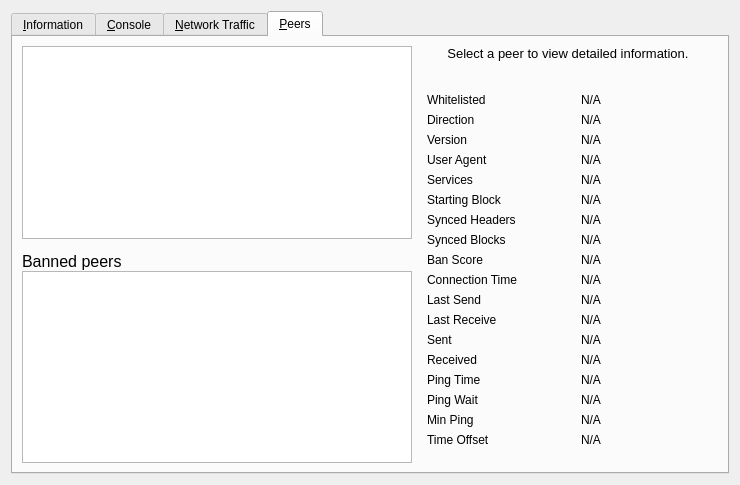
exosiscrypto/exosis, file src/qt/forms/debugwindow.ui: the form before one commit.
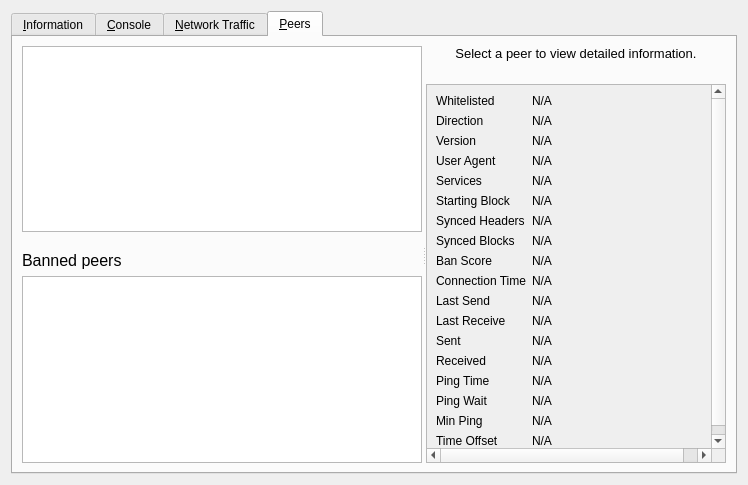
The form after the commit. The open tabs and pages were chosen to show the change. Icons and pictures are not drawn. Custom widgets are drawn as their Qt base class.

The edit to the form file:
```diff
--- a/src/qt/forms/debugwindow.ui
+++ b/src/qt/forms/debugwindow.ui
@@ -893,17 +893,31 @@
       <attribute name="title">
        <string>&amp;Peers</string>
       </attribute>
-      <layout class="QGridLayout" name="gridLayout_2">
-       <item row="0" column="0" rowspan="2">
-        <layout class="QVBoxLayout" name="verticalLayout_101">
-         <property name="spacing">
-          <number>0</number>
+      <layout class="QVBoxLayout" name="verticalLayout_6">
+       <item>
+        <widget class="QSplitter" name="splitter">
+         <property name="orientation">
+          <enum>Qt::Horizontal</enum>
          </property>
+         <property name="childrenCollapsible">
+          <bool>false</bool>
+         </property>
+         <widget class="QWidget" name="widget_1" native="true">
+          <property name="sizePolicy">
+           <sizepolicy hsizetype="MinimumExpanding" vsizetype="Preferred">
+            <horstretch>1</horstretch>
+            <verstretch>0</verstretch>
+           </sizepolicy>
+          </property>
+          <property name="minimumSize">
+           <size>
+            <width>400</width>
+            <height>0</height>
+           </size>
+          </property>
+          <layout class="QVBoxLayout" name="verticalLayout_7">
          <item>
           <widget class="QTableView" name="peerWidget">
-           <property name="horizontalScrollBarPolicy">
-            <enum>Qt::ScrollBarAsNeeded</enum>
-           </property>
            <property name="tabKeyNavigation">
             <bool>false</bool>
            </property>
@@ -925,7 +939,7 @@
            </property>
            <property name="minimumSize">
             <size>
-             <width>300</width>
+               <width>0</width>
              <height>32</height>
             </size>
            </property>
@@ -959,15 +973,6 @@
          </item>
          <item>
           <widget class="QTableView" name="banlistWidget">
-           <property name="sizePolicy">
-            <sizepolicy hsizetype="Expanding" vsizetype="Expanding">
-             <horstretch>0</horstretch>
-             <verstretch>0</verstretch>
-            </sizepolicy>
-           </property>
-           <property name="horizontalScrollBarPolicy">
-            <enum>Qt::ScrollBarAsNeeded</enum>
-           </property>
            <property name="tabKeyNavigation">
             <bool>false</bool>
            </property>
@@ -980,8 +985,22 @@
           </widget>
          </item>
         </layout>
-       </item>
-       <item row="0" column="1">
+         </widget>
+         <widget class="QWidget" name="widget_2" native="true">
+          <property name="sizePolicy">
+           <sizepolicy hsizetype="Minimum" vsizetype="Preferred">
+            <horstretch>0</horstretch>
+            <verstretch>0</verstretch>
+           </sizepolicy>
+          </property>
+          <property name="minimumSize">
+           <size>
+            <width>300</width>
+            <height>0</height>
+           </size>
+          </property>
+          <layout class="QVBoxLayout" name="verticalLayout_8">
+           <item>
         <widget class="QLabel" name="peerHeading">
          <property name="sizePolicy">
           <sizepolicy hsizetype="Preferred" vsizetype="Minimum">
@@ -991,7 +1010,7 @@
          </property>
          <property name="minimumSize">
           <size>
-           <width>300</width>
+               <width>0</width>
            <height>32</height>
           </size>
          </property>
@@ -1017,15 +1036,27 @@
          </property>
         </widget>
        </item>
-       <item row="1" column="1">
-        <widget class="QWidget" name="detailWidget" native="true">
+           <item>
+            <widget class="QScrollArea" name="scrollArea">
+             <property name="widgetResizable">
+              <bool>true</bool>
+             </property>
+             <widget class="QWidget" name="detailWidget">
+              <property name="geometry">
+               <rect>
+                <x>0</x>
+                <y>0</y>
+                <width>300</width>
+                <height>426</height>
+               </rect>
+              </property>
          <property name="minimumSize">
           <size>
            <width>300</width>
            <height>0</height>
           </size>
          </property>
-         <layout class="QGridLayout" name="gridLayout_3">
+              <layout class="QGridLayout" name="gridLayout_2" columnstretch="0,1">
           <item row="0" column="0">
            <widget class="QLabel" name="label_30">
             <property name="text">
@@ -1033,7 +1064,7 @@
             </property>
            </widget>
           </item>
-          <item row="0" column="2">
+               <item row="0" column="1">
            <widget class="QLabel" name="peerWhitelisted">
             <property name="cursor">
              <cursorShape>IBeamCursor</cursorShape>
@@ -1056,7 +1087,7 @@
             </property>
            </widget>
           </item>
-          <item row="1" column="2">
+               <item row="1" column="1">
            <widget class="QLabel" name="peerDirection">
             <property name="cursor">
              <cursorShape>IBeamCursor</cursorShape>
@@ -1079,7 +1110,7 @@
             </property>
            </widget>
           </item>
-          <item row="2" column="2">
+               <item row="2" column="1">
            <widget class="QLabel" name="peerVersion">
             <property name="cursor">
              <cursorShape>IBeamCursor</cursorShape>
@@ -1102,7 +1133,7 @@
             </property>
            </widget>
           </item>
-          <item row="3" column="2">
+               <item row="3" column="1">
            <widget class="QLabel" name="peerSubversion">
             <property name="cursor">
              <cursorShape>IBeamCursor</cursorShape>
@@ -1125,7 +1156,7 @@
             </property>
            </widget>
           </item>
-          <item row="4" column="2">
+               <item row="4" column="1">
            <widget class="QLabel" name="peerServices">
             <property name="cursor">
              <cursorShape>IBeamCursor</cursorShape>
@@ -1148,7 +1179,7 @@
             </property>
            </widget>
           </item>
-          <item row="5" column="2">
+               <item row="5" column="1">
            <widget class="QLabel" name="peerHeight">
             <property name="cursor">
              <cursorShape>IBeamCursor</cursorShape>
@@ -1171,7 +1202,7 @@
             </property>
            </widget>
           </item>
-          <item row="6" column="2">
+               <item row="6" column="1">
            <widget class="QLabel" name="peerSyncHeight">
             <property name="cursor">
              <cursorShape>IBeamCursor</cursorShape>
@@ -1194,7 +1225,7 @@
             </property>
            </widget>
           </item>
-          <item row="7" column="2">
+               <item row="7" column="1">
            <widget class="QLabel" name="peerCommonHeight">
             <property name="cursor">
              <cursorShape>IBeamCursor</cursorShape>
@@ -1217,7 +1248,7 @@
             </property>
            </widget>
           </item>
-          <item row="8" column="2">
+               <item row="8" column="1">
            <widget class="QLabel" name="peerBanScore">
             <property name="cursor">
              <cursorShape>IBeamCursor</cursorShape>
@@ -1240,7 +1271,7 @@
             </property>
            </widget>
           </item>
-          <item row="9" column="2">
+               <item row="9" column="1">
            <widget class="QLabel" name="peerConnTime">
             <property name="cursor">
              <cursorShape>IBeamCursor</cursorShape>
@@ -1263,7 +1294,7 @@
             </property>
            </widget>
           </item>
-          <item row="10" column="2">
+               <item row="10" column="1">
            <widget class="QLabel" name="peerLastSend">
             <property name="cursor">
              <cursorShape>IBeamCursor</cursorShape>
@@ -1286,7 +1317,7 @@
             </property>
            </widget>
           </item>
-          <item row="11" column="2">
+               <item row="11" column="1">
            <widget class="QLabel" name="peerLastRecv">
             <property name="cursor">
              <cursorShape>IBeamCursor</cursorShape>
@@ -1309,7 +1340,7 @@
             </property>
            </widget>
           </item>
-          <item row="12" column="2">
+               <item row="12" column="1">
            <widget class="QLabel" name="peerBytesSent">
             <property name="cursor">
              <cursorShape>IBeamCursor</cursorShape>
@@ -1332,7 +1363,7 @@
             </property>
            </widget>
           </item>
-          <item row="13" column="2">
+               <item row="13" column="1">
            <widget class="QLabel" name="peerBytesRecv">
             <property name="cursor">
              <cursorShape>IBeamCursor</cursorShape>
@@ -1355,7 +1386,7 @@
             </property>
            </widget>
           </item>
-          <item row="14" column="2">
+               <item row="14" column="1">
            <widget class="QLabel" name="peerPingTime">
             <property name="cursor">
              <cursorShape>IBeamCursor</cursorShape>
@@ -1381,7 +1412,7 @@
             </property>
            </widget>
           </item>
-          <item row="15" column="2">
+               <item row="15" column="1">
            <widget class="QLabel" name="peerPingWait">
             <property name="cursor">
              <cursorShape>IBeamCursor</cursorShape>
@@ -1404,7 +1435,7 @@
             </property>
            </widget>
           </item>
-          <item row="16" column="2">
+               <item row="16" column="1">
            <widget class="QLabel" name="peerMinPing">
             <property name="cursor">
              <cursorShape>IBeamCursor</cursorShape>
@@ -1427,7 +1458,7 @@
             </property>
            </widget>
           </item>
-          <item row="17" column="2">
+               <item row="17" column="1">
            <widget class="QLabel" name="timeoffset">
             <property name="cursor">
              <cursorShape>IBeamCursor</cursorShape>
@@ -1443,20 +1474,12 @@
             </property>
            </widget>
           </item>
-          <item row="18" column="1">
-           <spacer name="verticalSpacer_3">
-            <property name="orientation">
-             <enum>Qt::Vertical</enum>
-            </property>
-            <property name="sizeHint" stdset="0">
-             <size>
-              <width>20</width>
-              <height>40</height>
-             </size>
-            </property>
-           </spacer>
-          </item>
-         </layout>
+              </layout>
+             </widget>
+            </widget>
+           </item>
+          </layout>
+         </widget>
         </widget>
        </item>
       </layout>
```
Left out of the diff: 77 changed lines with no effect on the pictures. Lines whose indentation alone changed are shown as unchanged.
